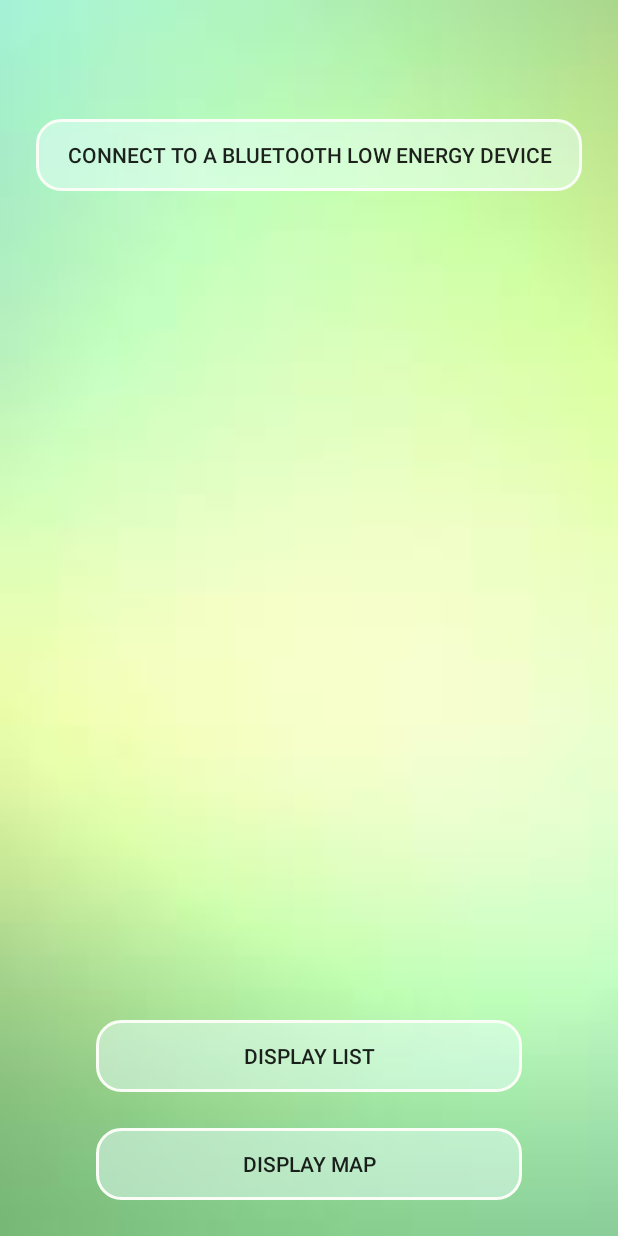
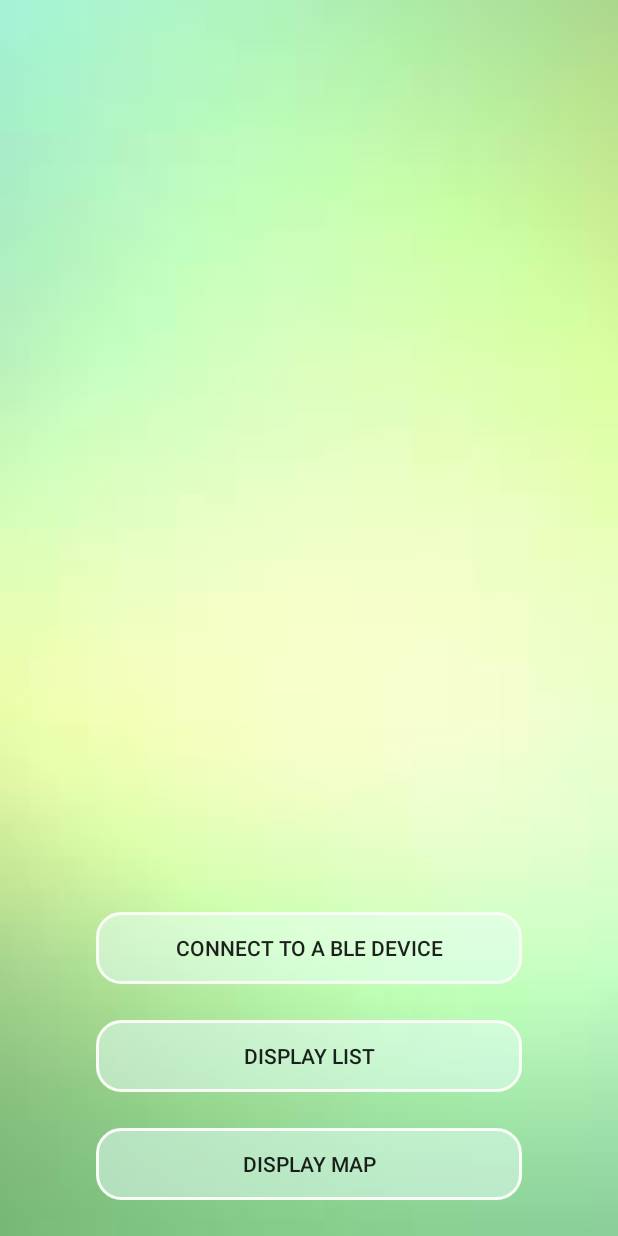
Before and after one commit to Veradux/KirilovContainersTask, an Android app: the fragment BluetoothDetectionFragment shown on its own in the app's theme, on a phone screen of 412 x 824 dp. Run offline under Robolectric (Android 15) with nearby library versions, the phone set to English and light mode, and no system bars; our stand-ins replace Dagger/Hilt's generated code, data binding.

Commit message:
Add username to preferences and show it in the ble screen

```diff
--- a/app/src/main/java/com/bhtech/kirilovcontainerstask/ui/bluetoothdetection/BluetoothDetectionFragment.kt
+++ b/app/src/main/java/com/bhtech/kirilovcontainerstask/ui/bluetoothdetection/BluetoothDetectionFragment.kt
@@ -5,6 +5,7 @@ import android.bluetooth.le.ScanResult
 import android.companion.AssociationRequest
 import android.companion.BluetoothLeDeviceFilter
 import android.companion.CompanionDeviceManager
+import android.content.Context
 import android.content.Context.COMPANION_DEVICE_SERVICE
 import android.content.IntentSender
 import android.os.Bundle
@@ -15,6 +16,7 @@ import androidx.activity.result.IntentSenderRequest
 import androidx.activity.result.contract.ActivityResultContracts.StartIntentSenderForResult
 import androidx.fragment.app.Fragment
 import androidx.fragment.app.viewModels
+import com.bhtech.kirilovcontainerstask.R
 import com.bhtech.kirilovcontainerstask.databinding.FragmentBluetoothDetectionBinding
 import com.bhtech.kirilovcontainerstask.screennavigator.ScreenNavigator
 import dagger.hilt.android.AndroidEntryPoint
@@ -52,9 +54,13 @@ class BluetoothDetectionFragment : Fragment() {
     }
 
     private fun configureViews(binding: FragmentBluetoothDetectionBinding) {
+        binding.tvBluetoothUsername.text = getSavedUsernameFromPrefs()
         binding.btnBluetoothLeDevice.setOnClickListener { detectDevices() }
         binding.btnBluetoothDisplayList.setOnClickListener { navigator.navigateTo(ScreenNavigator.Screen.CONTAINERS) }
     }
+
+    private fun getSavedUsernameFromPrefs(): String = activity?.getPreferences(Context.MODE_PRIVATE)
+        ?.getString(getString(R.string.username_pref_key), "") ?: ""
 
     private fun detectDevices() {
         val leDeviceFilter = BluetoothLeDeviceFilter.Builder().build()
--- a/app/src/main/res/layout/fragment_bluetooth_detection.xml
+++ b/app/src/main/res/layout/fragment_bluetooth_detection.xml
@@ -40,13 +40,13 @@
             android:id="@+id/btn_bluetooth_le_device"
             android:layout_width="match_parent"
             android:layout_height="wrap_content"
-            android:layout_marginHorizontal="@dimen/margin_screen_edge"
-            android:layout_marginVertical="@dimen/margin_half_screen_edge"
+            android:layout_marginHorizontal="@dimen/margin_horizontal_menu_button"
+            android:layout_marginVertical="@dimen/margin_screen_edge"
             android:background="@drawable/round_corners_view"
             android:text="@string/bluetooth_le_device"
+            app:layout_constraintBottom_toTopOf="@id/btn_bluetooth_display_list"
             app:layout_constraintEnd_toEndOf="parent"
-            app:layout_constraintStart_toStartOf="parent"
-            app:layout_constraintTop_toBottomOf="@id/tv_bluetooth_username" />
+            app:layout_constraintStart_toStartOf="parent" />
 
         <Button
             android:id="@+id/btn_bluetooth_display_list"
--- a/app/src/main/res/layout/fragment_login.xml
+++ b/app/src/main/res/layout/fragment_login.xml
@@ -32,6 +32,7 @@
             android:importantForAutofill="no"
             android:inputType="text"
             android:padding="@dimen/padding_default"
+            android:selectAllOnFocus="true"
             android:textSize="@dimen/text_size_title"
             app:layout_constraintEnd_toEndOf="parent"
             app:layout_constraintStart_toStartOf="parent"
--- a/app/src/main/res/values/strings.xml
+++ b/app/src/main/res/values/strings.xml
@@ -5,7 +5,7 @@
     <string name="disconnect">Disconnect</string>
     <string name="display_list">Display List</string>
     <string name="display_map">Display Map</string>
-    <string name="bluetooth_le_device">Connect to a Bluetooth Low Energy Device</string>
+    <string name="bluetooth_le_device">Connect to a BLE Device</string>
     <string name="detected_devices_failure_message">Failed to detected devices.</string>
 
     <string name="gps_longitude">GPS longitude: %1$s</string>
@@ -15,4 +15,5 @@
     <string name="no_containers_found_message">No containers found.</string>
     <string name="containers_screen_title">Containers</string>
     <string name="filter_options_description">Show</string>
+    <string name="username_pref_key">USERNAME_PREF_KEY</string>
 </resources>
```
Also changed, not shown: app/src/main/java/com/bhtech/kirilovcontainerstask/ui/login/LoginFragment.kt (+17 -2 lines).
